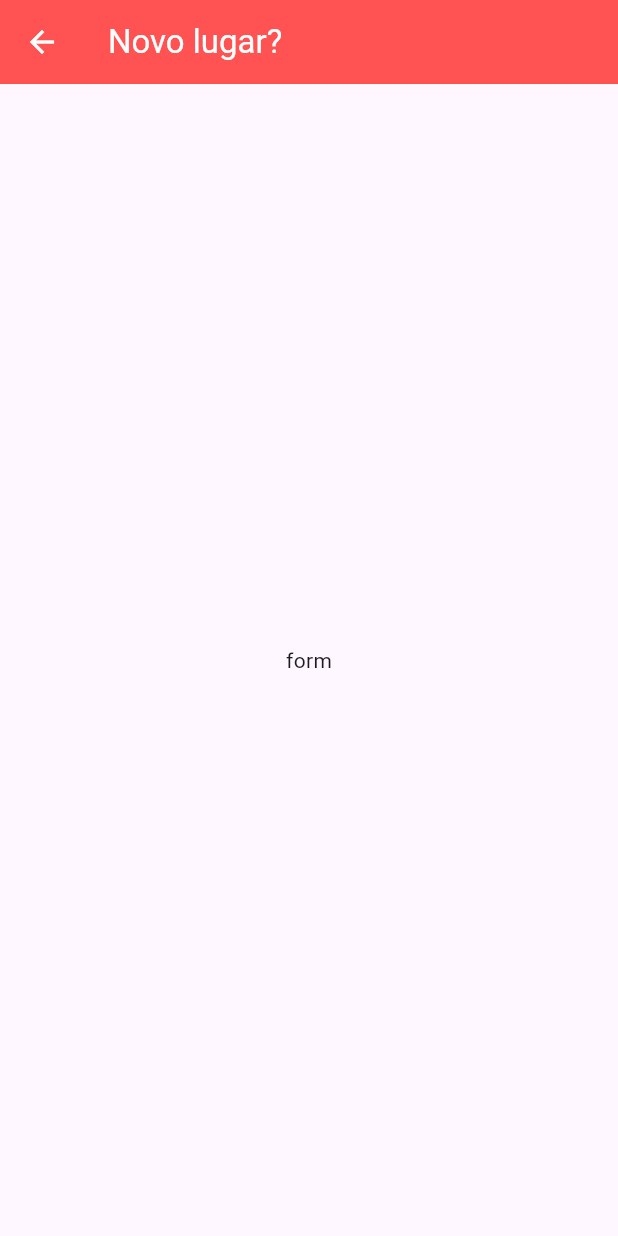
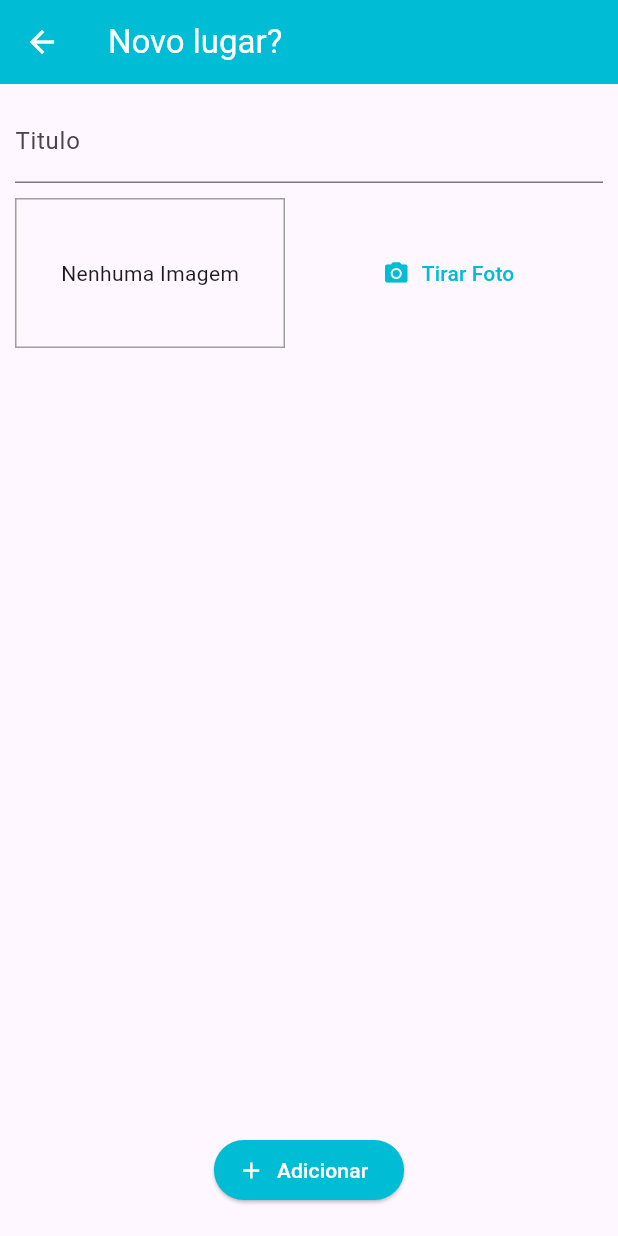
Before and after one commit to ArthurRCastilho/Great_Place, a Flutter app: the screen it shows after launch, after a tap on the "add" icon, on a phone screen of 412 x 824 dp. Run offline on Flutter 3.47's test engine with Material 3 defaults, Android fonts, the light colour scheme and no system bars.

Commit message:
Criando o formulario para tela de adicionar novo lugar

```diff
--- a/lib/main.dart
+++ b/lib/main.dart
@@ -16,15 +16,16 @@ class MyApp extends StatelessWidget {
     return MaterialApp(
       title: 'Great Places',
       theme: ThemeData(
-        primaryColor: Colors.red,
+        primaryColor: Colors.cyan,
         colorScheme: Theme.of(context).colorScheme.copyWith(
-              primary: Colors.red,
+              primary: Colors.cyan,
               secondary: Colors.black,
+              tertiary: Colors.white,
             ),
         useMaterial3: true,
         appBarTheme: const AppBarTheme(
           iconTheme: IconThemeData(color: Colors.white),
-          backgroundColor: Colors.redAccent,
+          backgroundColor: Colors.cyan,
           titleTextStyle: TextStyle(
             color: Colors.white,
             fontSize: 22,
--- a/lib/screens/place_form_screen.dart
+++ b/lib/screens/place_form_screen.dart
@@ -1,4 +1,5 @@
 import 'package:flutter/material.dart';
+import 'package:great_place/widgets/image_input.dart';
 
 class PlaceFormScreen extends StatefulWidget {
   const PlaceFormScreen({super.key});
@@ -8,14 +9,57 @@ class PlaceFormScreen extends StatefulWidget {
 }
 
 class _PlaceFormScreenState extends State<PlaceFormScreen> {
+  final _titleController = TextEditingController();
+
+  void _submitForm() {}
+
   @override
   Widget build(BuildContext context) {
     return Scaffold(
       appBar: AppBar(
         title: const Text('Novo lugar? '),
       ),
-      body: const Center(
-        child: Text('form'),
+      body: Padding(
+        padding: const EdgeInsets.only(bottom: 20),
+        child: Column(
+          mainAxisAlignment: MainAxisAlignment.spaceBetween,
+          children: [
+            Expanded(
+              child: SingleChildScrollView(
+                child: Padding(
+                  padding: const EdgeInsets.all(10.0),
+                  child: Column(
+                    children: <Widget>[
+                      TextField(
+                        controller: _titleController,
+                        decoration: const InputDecoration(
+                          labelText: 'Titulo',
+                        ),
+                      ),
+                      const SizedBox(height: 10),
+                      const ImageInput(),
+                    ],
+                  ),
+                ),
+              ),
+            ),
+            ElevatedButton.icon(
+              onPressed: _submitForm,
+              label: const Text(
+                'Adicionar',
+                style: TextStyle(color: Colors.white),
+              ),
+              icon: const Icon(
+                Icons.add,
+              ),
+              style: ElevatedButton.styleFrom(
+                backgroundColor: Theme.of(context).colorScheme.primary,
+                iconColor: Theme.of(context).colorScheme.tertiary,
+                overlayColor: Theme.of(context).colorScheme.tertiary,
+              ),
+            ),
+          ],
+        ),
       ),
     );
   }
--- /dev/null
+++ b/lib/widgets/image_input.dart
@@ -0,0 +1,38 @@
+import 'package:flutter/material.dart';
+
+class ImageInput extends StatefulWidget {
+  const ImageInput({super.key});
+
+  @override
+  State<ImageInput> createState() => _ImageInputState();
+}
+
+class _ImageInputState extends State<ImageInput> {
+  @override
+  Widget build(BuildContext context) {
+    return Row(
+      children: [
+        Container(
+          width: 180,
+          height: 100,
+          decoration: BoxDecoration(
+            border: Border.all(
+              width: 1,
+              color: Colors.grey,
+            ),
+          ),
+          alignment: Alignment.center,
+          child: const Text('Nenhuma Imagem'),
+        ),
+        const SizedBox(width: 10),
+        Expanded(
+          child: TextButton.icon(
+            label: const Text('Tirar Foto'),
+            icon: const Icon(Icons.camera_alt),
+            onPressed: () {},
+          ),
+        ),
+      ],
+    );
+  }
+}
```
